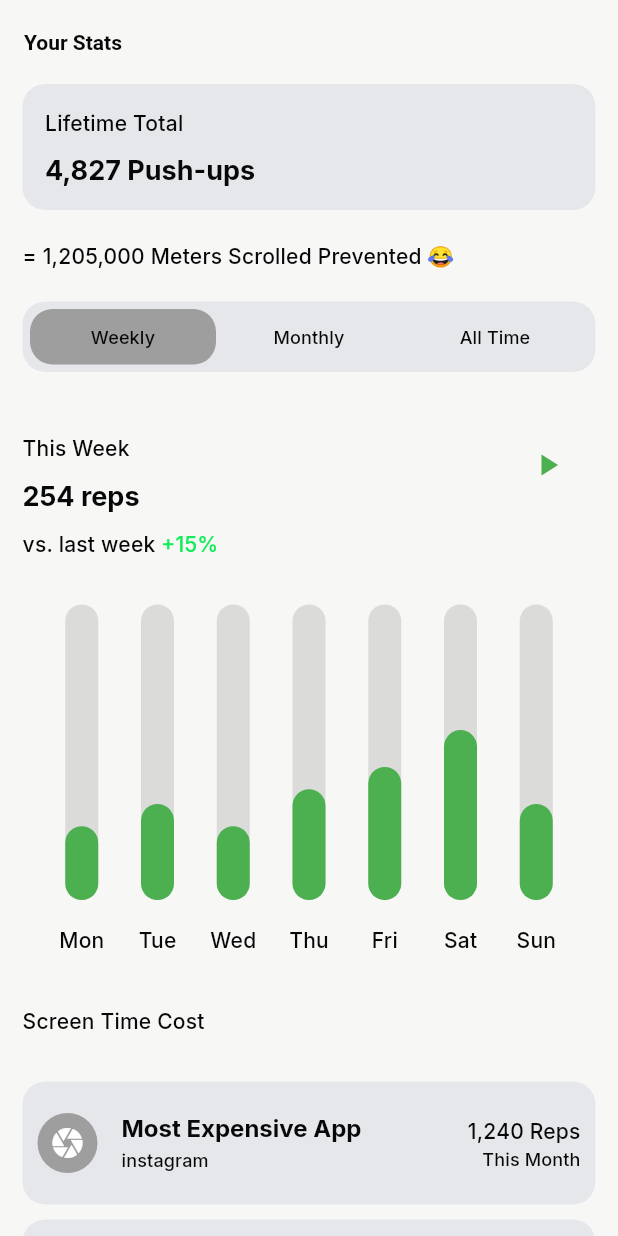
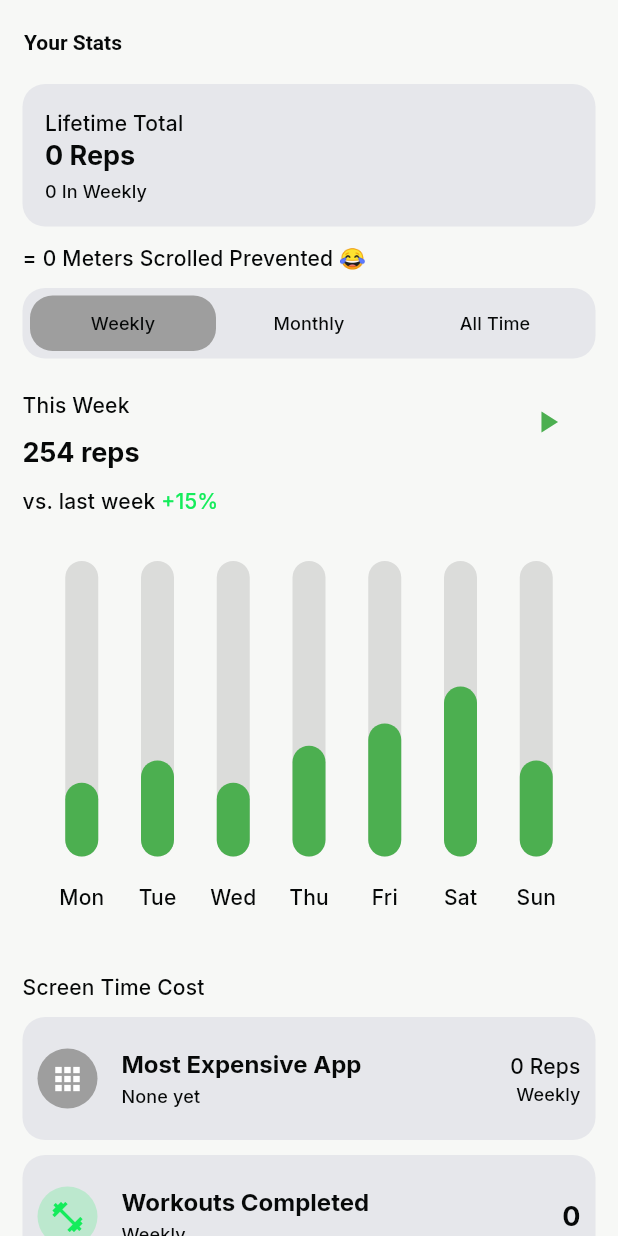
Before and after one commit to Destiny-Ed/sweat_lock, a Flutter app: the StatsScreen screen opened directly, on a phone screen of 412 x 824 dp. Run offline on Flutter 3.47's test engine with Material 3 defaults, Android fonts, the phone set to English and light mode, and no system bars; drawn by our look-alikes of fl_chart; our stand-ins replace camera, google_fonts, hive_ce_flutter, percent_indicator; missing offline and left inert: flutter_accessibility_service, google_mlkit_pose_detection, installed_apps; accounts and stored records are empty.

Commit message:
Stats screen uses real totals from StatsProvider

```diff
--- a/lib/presentation/views/stats/stats.dart
+++ b/lib/presentation/views/stats/stats.dart
@@ -1,6 +1,7 @@
 import 'package:flutter/material.dart';
 import 'package:provider/provider.dart';
 import 'package:sweat_lock/core/extensions.dart';
+import 'package:sweat_lock/core/theme.dart';
 import 'package:sweat_lock/presentation/providers/stats_provider.dart';
 import 'package:sweat_lock/presentation/views/stats/bar_chart_widget.dart';
 
@@ -16,19 +17,18 @@ class _StatsScreenState extends State<StatsScreen> {
   Widget build(BuildContext context) {
     return Scaffold(
       appBar: AppBar(
-        title: Text("Your Stats"),
+        title: const Text('Your Stats'),
         automaticallyImplyLeading: false,
       ),
-
       body: Consumer<StatsProvider>(
-        builder: (context, statsProvider, child) {
+        builder: (context, stats, child) {
+          final top = stats.topAppByReps;
           return CustomScrollView(
             slivers: [
               SliverToBoxAdapter(
                 child: Padding(
-                  padding: const EdgeInsets.symmetric(horizontal: 15.0),
+                  padding: const EdgeInsets.symmetric(horizontal: 15),
                   child: Column(
-                    spacing: 10,
                     crossAxisAlignment: CrossAxisAlignment.start,
                     children: [
                       Container(
@@ -39,30 +39,32 @@ class _StatsScreenState extends State<StatsScreen> {
                           color: Theme.of(context).cardColor,
                         ),
                         child: Column(
-                          spacing: 10,
                           crossAxisAlignment: CrossAxisAlignment.start,
                           children: [
                             Text(
-                              "Lifetime Total".cap,
+                              'Lifetime Total'.cap,
                               style: Theme.of(context).textTheme.titleMedium,
                             ),
                             Text(
-                              "4,827 push-ups".cap,
+                              '${stats.lifetimeReps} reps'.cap,
                               style: Theme.of(context).textTheme.headlineLarge,
+                            ),
+                            4.height(),
+                            Text(
+                              '${stats.totalReps} in ${stats.selectedTab}'.cap,
+                              style: Theme.of(context).textTheme.titleSmall,
                             ),
                           ],
                         ),
                       ),
-
                       Padding(
-                        padding: const EdgeInsets.symmetric(vertical: 10.0),
+                        padding: const EdgeInsets.symmetric(vertical: 10),
                         child: Text(
-                          "= 1,205,000 meters scrolled prevented 😂".cap,
+                          '= ${(stats.lifetimeReps * 250).toString()} meters scrolled prevented 😂'
+                              .cap,
                           style: Theme.of(context).textTheme.titleMedium,
                         ),
                       ),
-
-                      ///Display tab
                       Container(
                         padding: const EdgeInsets.all(5),
                         decoration: BoxDecoration(
@@ -70,55 +72,43 @@ class _StatsScreenState extends State<StatsScreen> {
                           color: Theme.of(context).cardColor,
                         ),
                         child: Row(
-                          mainAxisAlignment: MainAxisAlignment.spaceBetween,
-                          children: List.generate(
-                            statsProvider.statTab.length,
-                            (index) {
-                              final tab = statsProvider.statTab[index];
-                              final isSelected =
-                                  tab == statsProvider.selectedTab;
+                          children: List.generate(stats.statTab.length, (index) {
+                            final tab = stats.statTab[index];
+                            final isSelected = tab == stats.selectedTab;
                             return Expanded(
                               child: GestureDetector(
-                                  onTap: () {
-                                    statsProvider.selectedTab = tab;
-                                  },
+                                onTap: () => stats.selectedTab = tab,
                                 child: AnimatedContainer(
-                                    duration: const Duration(milliseconds: 400),
+                                  duration: const Duration(milliseconds: 300),
                                   padding: const EdgeInsets.all(10),
                                   decoration: isSelected
                                       ? BoxDecoration(
-                                            borderRadius: BorderRadius.circular(
-                                              15,
-                                            ),
-                                            color: Theme.of(
-                                              context,
-                                            ).secondaryHeaderColor,
+                                          borderRadius:
+                                              BorderRadius.circular(15),
+                                          color: Theme.of(context)
+                                              .secondaryHeaderColor,
                                         )
                                       : null,
                                   child: Text(
                                     tab.cap,
                                     textAlign: TextAlign.center,
-                                      style: Theme.of(
-                                        context,
-                                      ).textTheme.titleSmall,
+                                    style:
+                                        Theme.of(context).textTheme.titleSmall,
                                   ),
                                 ),
                               ),
                             );
-                            },
-                          ),
+                          }),
                         ),
                       ),
                       10.height(),
-                      StatsBarChart(),
-
-                      //
+                      StatsBarChart(weeklyValues: stats.weeklyReps),
+                      16.height(),
                       Text(
-                        "Screen time cost".cap,
+                        'Screen time cost'.cap,
                         style: Theme.of(context).textTheme.titleMedium,
                       ),
                       10.height(),
-
                       Container(
                         padding: const EdgeInsets.symmetric(
                           vertical: 5,
@@ -129,38 +119,38 @@ class _StatsScreenState extends State<StatsScreen> {
                           color: Theme.of(context).cardColor,
                         ),
                         child: ListTile(
-                          contentPadding: const EdgeInsets.all(0),
+                          contentPadding: EdgeInsets.zero,
                           title: Text(
-                            "most expensive app".cap,
+                            'most expensive app'.cap,
                             style: Theme.of(context).textTheme.titleLarge,
                           ),
                           subtitle: Text(
-                            "instagram",
+                            top?.key ?? 'None yet',
                             style: Theme.of(context).textTheme.titleSmall,
                           ),
                           leading: CircleAvatar(
-                            backgroundColor: Theme.of(
-                              context,
-                            ).secondaryHeaderColor,
-                            child: Icon(Icons.camera),
+                            backgroundColor:
+                                Theme.of(context).secondaryHeaderColor,
+                            child: const Icon(Icons.apps),
                           ),
                           trailing: Column(
                             mainAxisAlignment: MainAxisAlignment.center,
                             crossAxisAlignment: CrossAxisAlignment.end,
                             children: [
                               Text(
-                                "1,240 reps".cap,
-                                style: Theme.of(context).textTheme.titleMedium,
+                                '${top?.value ?? 0} reps'.cap,
+                                style:
+                                    Theme.of(context).textTheme.titleMedium,
                               ),
                               Text(
-                                "this month".cap,
+                                stats.selectedTab.cap,
                                 style: Theme.of(context).textTheme.titleSmall,
                               ),
                             ],
                           ),
                         ),
                       ),
-
+                      10.height(),
                       Container(
                         padding: const EdgeInsets.symmetric(
                           vertical: 5,
@@ -171,37 +161,28 @@ class _StatsScreenState extends State<StatsScreen> {
                           color: Theme.of(context).cardColor,
                         ),
                         child: ListTile(
-                          contentPadding: const EdgeInsets.all(0),
+                          contentPadding: EdgeInsets.zero,
                           title: Text(
-                            "most used app".cap,
+                            'workouts completed'.cap,
                             style: Theme.of(context).textTheme.titleLarge,
                           ),
                           subtitle: Text(
-                            "instagram",
+                            stats.selectedTab.cap,
                             style: Theme.of(context).textTheme.titleSmall,
                           ),
                           leading: CircleAvatar(
-                            backgroundColor: Theme.of(
-                              context,
-                            ).secondaryHeaderColor,
-                            child: Icon(Icons.camera),
+                            backgroundColor:
+                                AppColors.primaryGreen.withValues(alpha: 0.2),
+                            child: const Icon(Icons.fitness_center,
+                                color: AppColors.primaryGreen),
                           ),
-                          trailing: Column(
-                            mainAxisAlignment: MainAxisAlignment.center,
-                            crossAxisAlignment: CrossAxisAlignment.end,
-                            children: [
-                              Text(
-                                "1,240 reps".cap,
-                                style: Theme.of(context).textTheme.titleMedium,
-                              ),
-                              Text(
-                                "this month".cap,
-                                style: Theme.of(context).textTheme.titleSmall,
-                              ),
-                            ],
+                          trailing: Text(
+                            '${stats.totalWorkouts}',
+                            style: Theme.of(context).textTheme.headlineLarge,
                           ),
                         ),
                       ),
+                      30.height(),
                     ],
                   ),
                 ),
```
Lines whose indentation alone changed are shown as unchanged.
